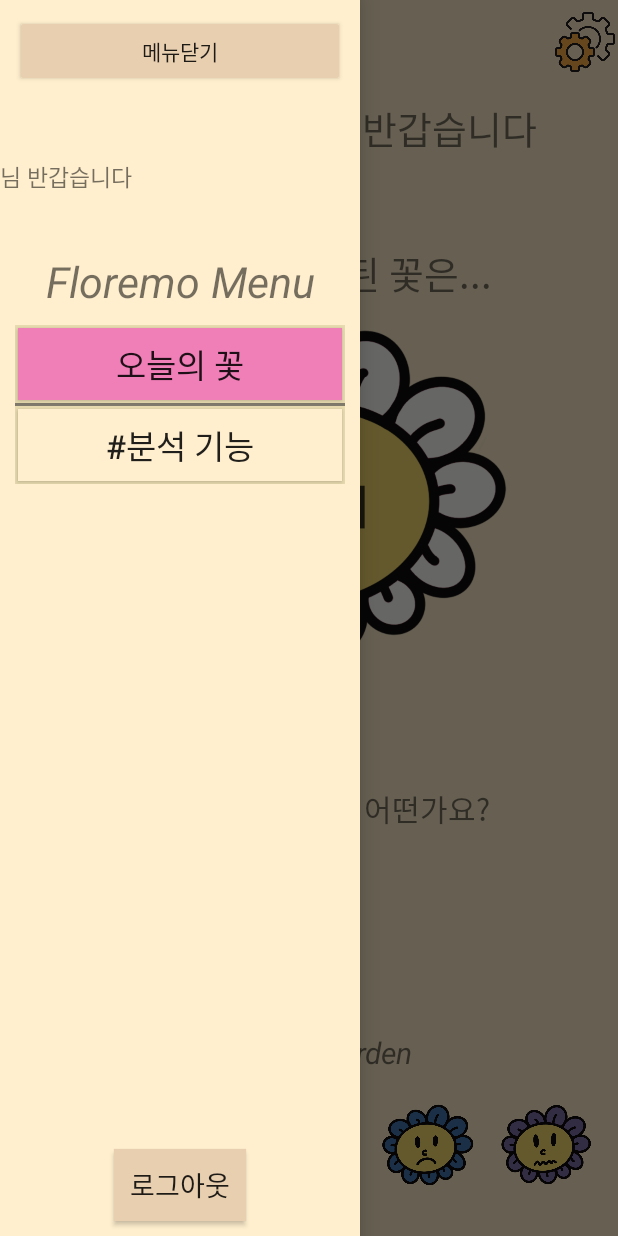
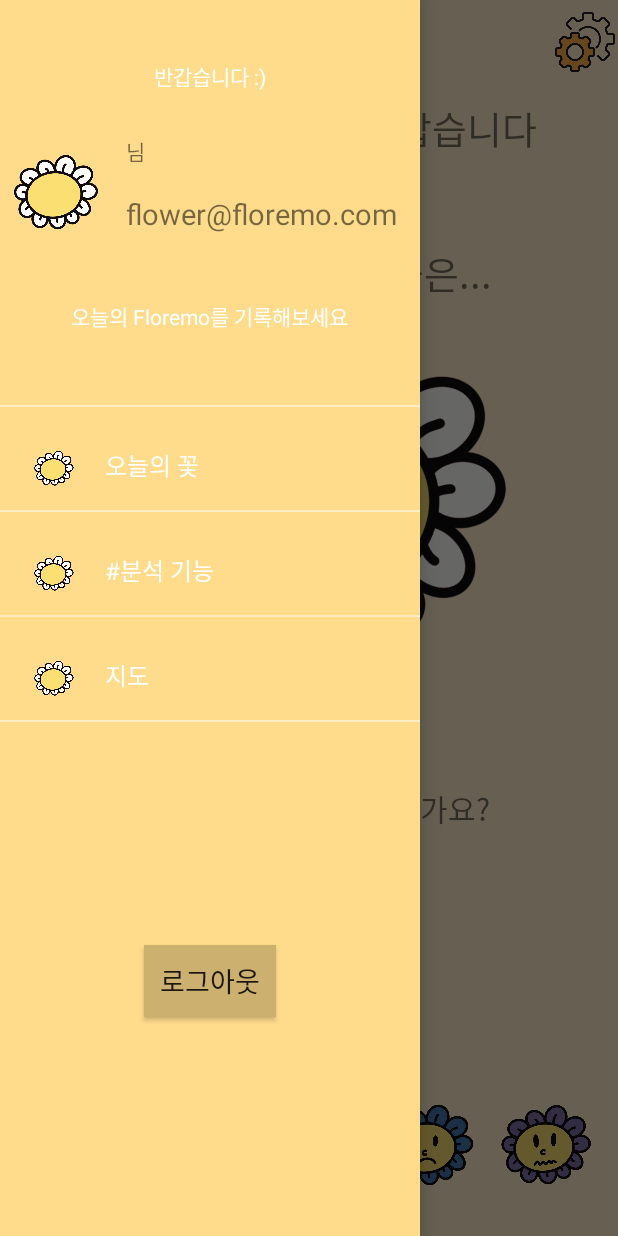
Before and after one commit to MPproject-JHPS/Floremo, an Android app: the screen it shows after launch once a user with an empty profile is signed in (MainActivity), with the side drawer open, on a phone screen of 412 x 824 dp. Run offline under Robolectric (Android 15) with nearby library versions, the phone set to English and light mode, and no system bars; our stand-ins replace Firebase (no records; nobody signed in at launch, a user with empty details on screens opened directly).

Commit message:
Change design of naviagation_menu

```diff
--- a/app/src/main/java/org/androidtown/Floremo/MainActivity.java
+++ b/app/src/main/java/org/androidtown/Floremo/MainActivity.java
@@ -89,13 +89,14 @@ public class MainActivity extends AppCompatActivity {
             }
         });
 
-        Button btn_close = (Button) findViewById(R.id.btn_close);
-        btn_close.setOnClickListener(new View.OnClickListener() {
-            @Override
-            public void onClick(View view) {
-                drawerLayout.closeDrawers();
-            }
-        });
+        //네비게이션 메뉴 닫기 버튼 삭제
+//        Button btn_close = (Button) findViewById(R.id.btn_close);
+//        btn_close.setOnClickListener(new View.OnClickListener() {
+//            @Override
+//            public void onClick(View view) {
+//                drawerLayout.closeDrawers();
+//            }
+//        });
 
 
         Button button = findViewById(R.id.btn_logout); //로그아웃 버튼
@@ -146,7 +147,7 @@ public class MainActivity extends AppCompatActivity {
         });
 
         //navigation drawer에 있는 버튼
-        Button btn_todayFlower = (Button) findViewById(R.id.btn_todayFlower);
+        TextView btn_todayFlower = (TextView) findViewById(R.id.btn_todayFlower);
         btn_todayFlower.setOnClickListener(new View.OnClickListener() {
             @Override
             public void onClick(View view) {
@@ -155,7 +156,7 @@ public class MainActivity extends AppCompatActivity {
             }
         });
 
-        Button btn_analysis = (Button) findViewById(R.id.btn_analysis);
+        TextView btn_analysis = (TextView) findViewById(R.id.btn_analysis);
         btn_analysis.setOnClickListener(new View.OnClickListener() {
             @Override
             public void onClick(View view) {
--- a/app/src/main/res/layout/activity_drawer.xml
+++ b/app/src/main/res/layout/activity_drawer.xml
@@ -2,7 +2,7 @@
 <LinearLayout xmlns:android="http://schemas.android.com/apk/res/android"
     xmlns:app="http://schemas.android.com/apk/res-auto"
     android:id="@+id/drawer"
-    android:layout_width="240dp"
+    android:layout_width="280dp"
     android:layout_height="match_parent"
     android:layout_gravity="start"
     android:layout_margin="0dp"
@@ -10,111 +10,155 @@
     android:orientation="vertical"
     android:padding="0dp">
 
-    <Button
-        android:id="@+id/btn_close"
+    <RelativeLayout
         android:layout_width="match_parent"
+        android:layout_height="match_parent"
+        android:orientation="horizontal"
+        android:background="@color/bg_h">
+
+        <TextView
+            android:layout_width="wrap_content"
             android:layout_height="wrap_content"
-        android:layout_margin="10dp"
-        android:text="메뉴닫기"
-        app:backgroundTint="@color/bg_d" />
+            android:text="반갑습니다 :)"
+            android:textSize="14dp"
+            android:textColor="#ffffff"
+            android:layout_marginTop="40dp"
+            android:layout_centerHorizontal="true">
+        </TextView>
 
-    <!--닉네임 받아오기-->
-    <LinearLayout
-        android:layout_width="wrap_content"
-        android:layout_height="100dp"
-        android:orientation="horizontal">
+        <ImageView
+            android:id="@+id/profile_icon"
+            android:layout_width="64dp"
+            android:layout_height="80dp"
+            android:layout_marginTop="90dp"
+            android:layout_marginLeft="3dp"
+            android:src="@drawable/white_flower"/>
 
         <TextView
             android:id="@+id/name2"
             android:layout_width="wrap_content"
             android:layout_height="wrap_content"
-            android:layout_gravity="center"
-            android:layout_weight="1"
+            android:layout_marginLeft="8dp"
+            android:layout_marginTop="90dp"
+            android:layout_toRightOf="@id/profile_icon"
             android:gravity="right"
-            android:text=""
+            android:text="       "
             android:textSize="19sp" />
 
         <TextView
-            android:id="@+id/textView7"
             android:layout_width="wrap_content"
             android:layout_height="wrap_content"
-            android:layout_gravity="center"
-            android:layout_weight="1"
-            android:text="님 반갑습니다"
-            android:textSize="15sp" />
-    </LinearLayout>
+            android:text=" 님"
+            android:layout_marginTop="90dp"
+            android:layout_toRightOf="@id/name2"
+            android:layout_marginLeft="5dp"/>
+        <TextView
+            android:layout_width="wrap_content"
+            android:layout_height="wrap_content"
+            android:layout_below="@id/name2"
+            android:layout_alignLeft="@id/name2"
+            android:layout_marginLeft="8dp"
+            android:layout_marginTop="13dp"
+            android:gravity="right"
+            android:text="flower@floremo.com"
+            android:textSize="19sp" />
 
         <TextView
-        android:layout_width="match_parent"
+            android:layout_width="wrap_content"
             android:layout_height="wrap_content"
-        android:gravity="center"
-        android:text="Floremo Menu"
-        android:textSize="13pt"
-        android:textStyle="italic" />
+            android:text="오늘의 Floremo를 기록해보세요"
+            android:textSize="14dp"
+            android:textColor="#ffffff"
+            android:layout_marginTop="200dp"
+            android:layout_centerHorizontal="true"/>
 
         <LinearLayout
             android:layout_width="match_parent"
-        android:layout_height="wrap_content"
-        android:layout_margin="10dp"
-        android:layout_marginHorizontal="0dp"
-        android:background="@color/bg_b"
-        android:orientation="vertical"
-        android:padding="0dp">
-
-        <Button
-            android:id="@+id/btn_todayFlower"
-            android:layout_width="match_parent"
-            android:layout_height="wrap_content"
-            android:layout_margin="2dp"
-            android:background="@color/anger"
-            android:text="@string/todayFlower"
-            android:textSize="10pt" />
+            android:layout_height="1dp"
+            android:background="#80ffffff"
+            android:layout_marginTop="270dp"/>
 
         <ImageView
-            android:layout_width="match_parent"
-            android:layout_height="2dp"
-            android:background="@color/bg_i" />
+            android:layout_width="30dp"
+            android:layout_height="30dp"
+            android:src="@drawable/white_flower"
+            android:layout_marginTop="298dp"
+            android:layout_marginLeft="20dp"/>
 
-        <Button
-            android:id="@+id/btn_analysis"
-            android:layout_width="match_parent"
+        <TextView
+            android:layout_width="wrap_content"
             android:layout_height="wrap_content"
-            android:layout_margin="2dp"
-            android:background="@color/bg_c"
-
-            android:text="@string/analysis"
-            android:textSize="10pt" />
-
-    </LinearLayout>
-
+            android:text="오늘의 꽃"
+            android:textColor="#ffffff"
+            android:id="@+id/btn_todayFlower"
+            android:layout_marginTop="298dp"
+            android:layout_marginLeft="70dp"
+            android:textSize="16dp"
+            android:onClick="OnClick"/>
 
         <LinearLayout
             android:layout_width="match_parent"
+            android:layout_height="1dp"
+            android:background="#80ffffff"
+            android:layout_marginTop="340dp"/>
+
+        <ImageView
+            android:layout_width="30dp"
+            android:layout_height="30dp"
+            android:src="@drawable/white_flower"
+            android:layout_marginTop="368dp"
+            android:layout_marginLeft="20dp"/>
+
+        <TextView
+            android:layout_width="wrap_content"
             android:layout_height="wrap_content"
-        android:layout_weight="1"
-        android:orientation="vertical">
+            android:text="#분석 기능"
+            android:textColor="#ffffff"
+            android:id="@+id/btn_analysis"
+            android:layout_marginTop="368dp"
+            android:layout_marginLeft="70dp"
+            android:textSize="16dp"
+            android:onClick="OnClick"/>
 
         <LinearLayout
+            android:layout_width="match_parent"
+            android:layout_height="1dp"
+            android:background="#80ffffff"
+            android:layout_marginTop="410dp"/>
+
+        <ImageView
+            android:layout_width="30dp"
+            android:layout_height="30dp"
+            android:src="@drawable/white_flower"
+            android:layout_marginLeft="20dp"
+            android:layout_marginTop="438dp"/>
+
+        <TextView
             android:layout_width="wrap_content"
             android:layout_height="wrap_content"
-            android:layout_gravity="center"
-            android:orientation="horizontal">
+            android:text="지도"
+            android:textColor="#ffffff"
+            android:id="@+id/nav_help"
+            android:layout_marginTop="438dp"
+            android:layout_marginLeft="70dp"
+            android:textSize="16dp"
+            android:onClick="OnClick"/>
 
-
-        </LinearLayout>
-
-        <!--        /*원래는 app:backgroundTint=#090909"이었는데 app이 빨간색으로 변하여 android라고 바꿔줌 */-->
-    </LinearLayout>
+        <LinearLayout
+            android:layout_width="match_parent"
+            android:layout_height="1dp"
+            android:background="#80ffffff"
+            android:layout_marginTop="480dp"/>
 
         <Button
             android:id="@+id/btn_logout"
             android:layout_width="wrap_content"
             android:layout_height="wrap_content"
-        android:layout_gravity="center"
-        android:layout_margin="10dp"
-        android:background="#BCAFD5"
+            android:layout_marginTop="630dp"
+            android:layout_centerHorizontal="true"
+            android:background="@color/bg_j"
             android:text="로그아웃"
-        android:textSize="18dp"
-        app:backgroundTint="@color/bg_d" />
+            android:textSize="18dp" />
+    </RelativeLayout>
 
 </LinearLayout>
```
Lines whose indentation alone changed are shown as unchanged.
